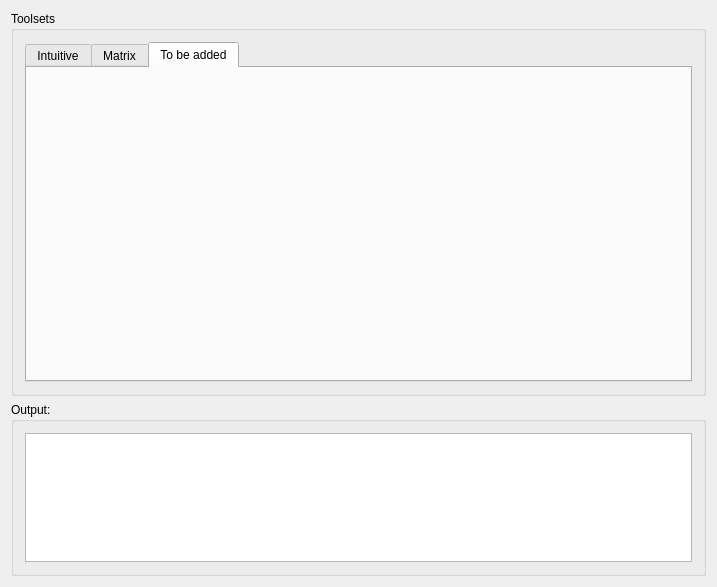
zhaomengxiao/LancetMITK-Adition, file Plugins/org.mitk.lancet.movedata/src/internal/MoveDataControls.ui: the form before one commit.
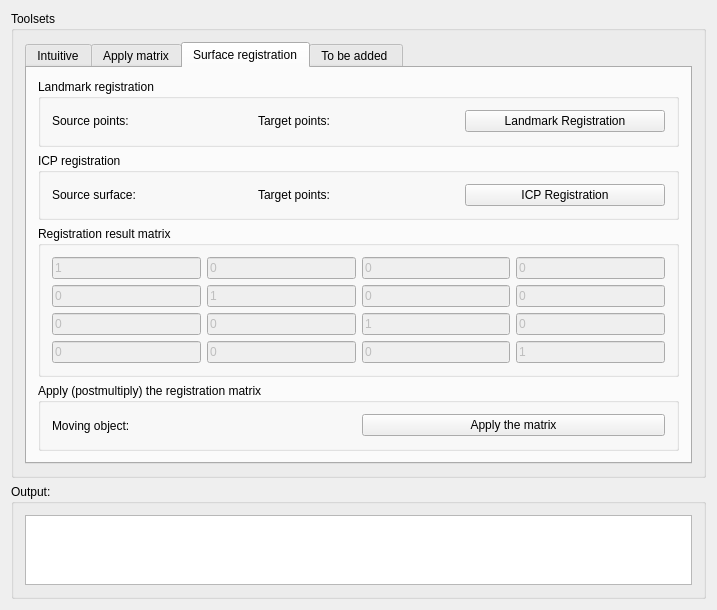
The form after the commit. The open tabs and pages were chosen to show the change. Custom widgets are drawn as their Qt base class.

Commit message: Enrich MoveData plugin with SurfaceRegistration

```diff
--- a/Plugins/org.mitk.lancet.movedata/src/internal/MoveDataControls.ui
+++ b/Plugins/org.mitk.lancet.movedata/src/internal/MoveDataControls.ui
@@ -19,7 +19,7 @@
   <property name="windowTitle">
    <string>QmitkTemplate</string>
   </property>
-  <layout class="QGridLayout" name="gridLayout_5">
+  <layout class="QGridLayout" name="gridLayout_15">
    <item row="0" column="0">
     <widget class="QGroupBox" name="groupBox_2">
      <property name="title">
@@ -300,7 +300,7 @@
         </widget>
         <widget class="QWidget" name="tab_2">
          <attribute name="title">
-          <string>Matrix</string>
+          <string>Apply matrix</string>
          </attribute>
          <layout class="QGridLayout" name="gridLayout_6">
           <item row="1" column="0">
@@ -497,7 +497,309 @@
         </widget>
         <widget class="QWidget" name="tab_3">
          <attribute name="title">
-          <string>To be added</string>
+          <string>Surface registration</string>
+         </attribute>
+         <layout class="QGridLayout" name="gridLayout_5">
+          <item row="0" column="0">
+           <widget class="QGroupBox" name="groupBox_6">
+            <property name="title">
+             <string>Landmark registration</string>
+            </property>
+            <layout class="QGridLayout" name="gridLayout_12">
+             <item row="0" column="1">
+              <layout class="QHBoxLayout" name="horizontalLayout_5">
+               <item>
+                <widget class="QLabel" name="label_8">
+                 <property name="text">
+                  <string>Target points:</string>
+                 </property>
+                </widget>
+               </item>
+               <item>
+                <widget class="QmitkSingleNodeSelectionWidget" name="mitkNodeSelectWidget_LandmarkTargetPointset" native="true"/>
+               </item>
+              </layout>
+             </item>
+             <item row="0" column="0">
+              <layout class="QHBoxLayout" name="horizontalLayout_4">
+               <item>
+                <widget class="QLabel" name="label_7">
+                 <property name="text">
+                  <string>Source points:</string>
+                 </property>
+                </widget>
+               </item>
+               <item>
+                <widget class="QmitkSingleNodeSelectionWidget" name="mitkNodeSelectWidget_LandmarkSrcPointset" native="true"/>
+               </item>
+              </layout>
+             </item>
+             <item row="0" column="2">
+              <widget class="QPushButton" name="pushButton_Landmark">
+               <property name="text">
+                <string>Landmark Registration</string>
+               </property>
+              </widget>
+             </item>
+            </layout>
+           </widget>
+          </item>
+          <item row="1" column="0">
+           <widget class="QGroupBox" name="groupBox_7">
+            <property name="title">
+             <string>ICP registration</string>
+            </property>
+            <layout class="QGridLayout" name="gridLayout_13">
+             <item row="0" column="1">
+              <layout class="QHBoxLayout" name="horizontalLayout_7">
+               <item>
+                <widget class="QLabel" name="label_10">
+                 <property name="text">
+                  <string>Target points:</string>
+                 </property>
+                </widget>
+               </item>
+               <item>
+                <widget class="QmitkSingleNodeSelectionWidget" name="mitkNodeSelectWidget_IcpTargetPointset" native="true"/>
+               </item>
+              </layout>
+             </item>
+             <item row="0" column="0">
+              <layout class="QHBoxLayout" name="horizontalLayout_6">
+               <item>
+                <widget class="QLabel" name="label_9">
+                 <property name="text">
+                  <string>Source surface:</string>
+                 </property>
+                </widget>
+               </item>
+               <item>
+                <widget class="QmitkSingleNodeSelectionWidget" name="mitkNodeSelectWidget_IcpSrcSurface" native="true"/>
+               </item>
+              </layout>
+             </item>
+             <item row="0" column="2">
+              <widget class="QPushButton" name="pushButton_Icp">
+               <property name="text">
+                <string>ICP Registration</string>
+               </property>
+              </widget>
+             </item>
+            </layout>
+           </widget>
+          </item>
+          <item row="2" column="0">
+           <widget class="QGroupBox" name="groupBox_8">
+            <property name="title">
+             <string>Registration result matrix</string>
+            </property>
+            <layout class="QHBoxLayout" name="horizontalLayout_10">
+             <item>
+              <layout class="QGridLayout" name="gridLayout_14">
+               <item row="2" column="3">
+                <widget class="QLineEdit" name="lineEdit_RegistrationMatrix_14">
+                 <property name="enabled">
+                  <bool>false</bool>
+                 </property>
+                 <property name="text">
+                  <string>0</string>
+                 </property>
+                </widget>
+               </item>
+               <item row="2" column="1">
+                <widget class="QLineEdit" name="lineEdit_RegistrationMatrix_6">
+                 <property name="enabled">
+                  <bool>false</bool>
+                 </property>
+                 <property name="text">
+                  <string>0</string>
+                 </property>
+                </widget>
+               </item>
+               <item row="0" column="3">
+                <widget class="QLineEdit" name="lineEdit_RegistrationMatrix_12">
+                 <property name="enabled">
+                  <bool>false</bool>
+                 </property>
+                 <property name="text">
+                  <string>0</string>
+                 </property>
+                </widget>
+               </item>
+               <item row="1" column="0">
+                <widget class="QLineEdit" name="lineEdit_RegistrationMatrix_1">
+                 <property name="enabled">
+                  <bool>false</bool>
+                 </property>
+                 <property name="text">
+                  <string>0</string>
+                 </property>
+                </widget>
+               </item>
+               <item row="1" column="3">
+                <widget class="QLineEdit" name="lineEdit_RegistrationMatrix_13">
+                 <property name="enabled">
+                  <bool>false</bool>
+                 </property>
+                 <property name="text">
+                  <string>0</string>
+                 </property>
+                </widget>
+               </item>
+               <item row="2" column="0">
+                <widget class="QLineEdit" name="lineEdit_RegistrationMatrix_2">
+                 <property name="enabled">
+                  <bool>false</bool>
+                 </property>
+                 <property name="text">
+                  <string>0</string>
+                 </property>
+                </widget>
+               </item>
+               <item row="3" column="2">
+                <widget class="QLineEdit" name="lineEdit_RegistrationMatrix_11">
+                 <property name="enabled">
+                  <bool>false</bool>
+                 </property>
+                 <property name="text">
+                  <string>0</string>
+                 </property>
+                </widget>
+               </item>
+               <item row="1" column="2">
+                <widget class="QLineEdit" name="lineEdit_RegistrationMatrix_9">
+                 <property name="enabled">
+                  <bool>false</bool>
+                 </property>
+                 <property name="text">
+                  <string>0</string>
+                 </property>
+                </widget>
+               </item>
+               <item row="2" column="2">
+                <widget class="QLineEdit" name="lineEdit_RegistrationMatrix_10">
+                 <property name="enabled">
+                  <bool>false</bool>
+                 </property>
+                 <property name="text">
+                  <string>1</string>
+                 </property>
+                </widget>
+               </item>
+               <item row="0" column="1">
+                <widget class="QLineEdit" name="lineEdit_RegistrationMatrix_4">
+                 <property name="enabled">
+                  <bool>false</bool>
+                 </property>
+                 <property name="text">
+                  <string>0</string>
+                 </property>
+                </widget>
+               </item>
+               <item row="3" column="3">
+                <widget class="QLineEdit" name="lineEdit_RegistrationMatrix_15">
+                 <property name="enabled">
+                  <bool>false</bool>
+                 </property>
+                 <property name="text">
+                  <string>1</string>
+                 </property>
+                </widget>
+               </item>
+               <item row="3" column="1">
+                <widget class="QLineEdit" name="lineEdit_RegistrationMatrix_7">
+                 <property name="enabled">
+                  <bool>false</bool>
+                 </property>
+                 <property name="text">
+                  <string>0</string>
+                 </property>
+                </widget>
+               </item>
+               <item row="3" column="0">
+                <widget class="QLineEdit" name="lineEdit_RegistrationMatrix_3">
+                 <property name="enabled">
+                  <bool>false</bool>
+                 </property>
+                 <property name="text">
+                  <string>0</string>
+                 </property>
+                </widget>
+               </item>
+               <item row="0" column="0">
+                <widget class="QLineEdit" name="lineEdit_RegistrationMatrix_0">
+                 <property name="enabled">
+                  <bool>false</bool>
+                 </property>
+                 <property name="text">
+                  <string>1</string>
+                 </property>
+                </widget>
+               </item>
+               <item row="0" column="2">
+                <widget class="QLineEdit" name="lineEdit_RegistrationMatrix_8">
+                 <property name="enabled">
+                  <bool>false</bool>
+                 </property>
+                 <property name="text">
+                  <string>0</string>
+                 </property>
+                </widget>
+               </item>
+               <item row="1" column="1">
+                <widget class="QLineEdit" name="lineEdit_RegistrationMatrix_5">
+                 <property name="enabled">
+                  <bool>false</bool>
+                 </property>
+                 <property name="text">
+                  <string>1</string>
+                 </property>
+                </widget>
+               </item>
+              </layout>
+             </item>
+            </layout>
+           </widget>
+          </item>
+          <item row="3" column="0">
+           <widget class="QGroupBox" name="groupBox_9">
+            <property name="title">
+             <string>Apply (postmultiply) the registration matrix </string>
+            </property>
+            <layout class="QHBoxLayout" name="horizontalLayout_9">
+             <item>
+              <layout class="QHBoxLayout" name="horizontalLayout_8">
+               <item>
+                <widget class="QLabel" name="label_11">
+                 <property name="text">
+                  <string>Moving object:</string>
+                 </property>
+                </widget>
+               </item>
+               <item>
+                <widget class="QmitkSingleNodeSelectionWidget" name="mitkNodeSelectWidget_MovingObject" native="true">
+                 <property name="enabled">
+                  <bool>true</bool>
+                 </property>
+                </widget>
+               </item>
+              </layout>
+             </item>
+             <item>
+              <widget class="QPushButton" name="pushButton_ApplyRegistrationMatrix">
+               <property name="text">
+                <string>Apply the matrix</string>
+               </property>
+              </widget>
+             </item>
+            </layout>
+           </widget>
+          </item>
+         </layout>
+        </widget>
+        <widget class="QWidget" name="tab_4">
+         <attribute name="title">
+          <string>To be added </string>
          </attribute>
         </widget>
        </widget>
```
Left out of the diff: 261 changed lines with no effect on the pictures. The commit also changes 5 other files.
